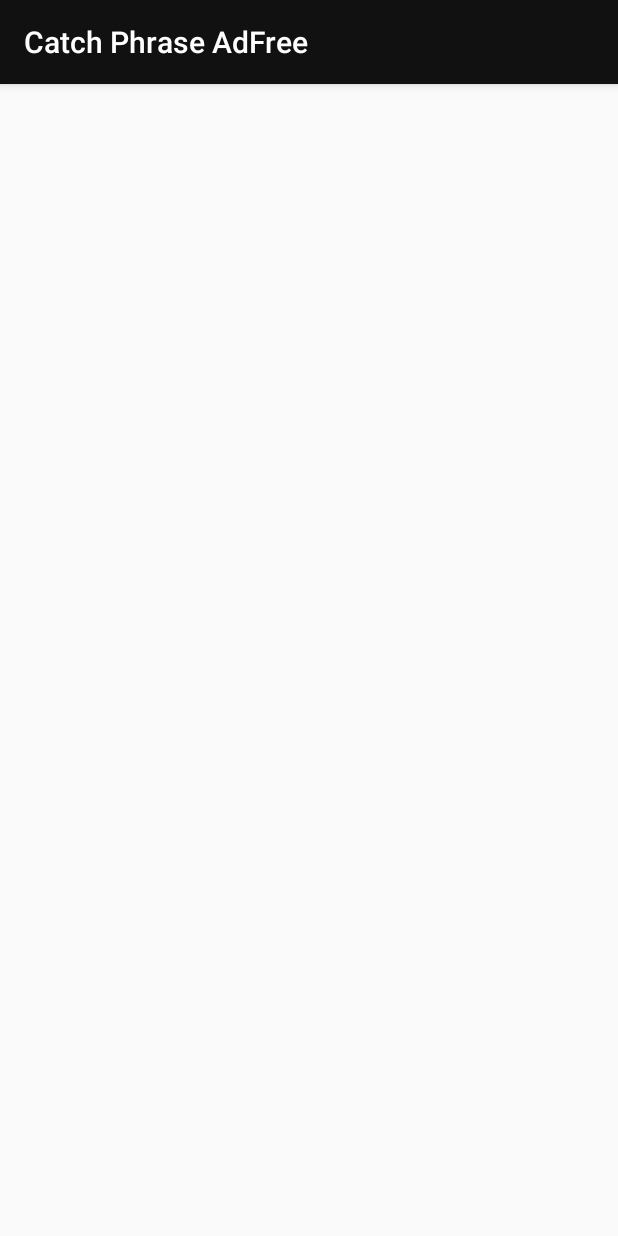
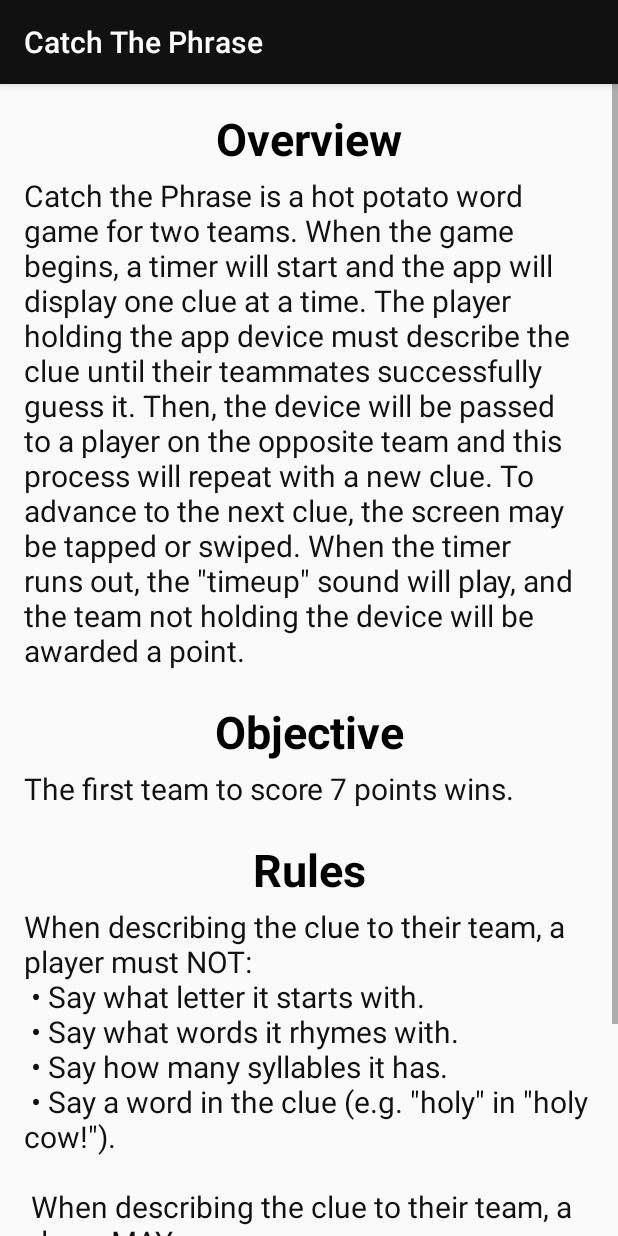
Before and after one commit to kwdiggs/catch_the_phrase, an Android app: the InstructionActivity screen opened directly, with no data from a screen before it, on a phone screen of 412 x 824 dp. Run offline under Robolectric (Android 15) with nearby library versions, the phone set to English and light mode, and no system bars.

Commit message:
add content to how-to-play activity

```diff
--- a/app/src/main/AndroidManifest.xml
+++ b/app/src/main/AndroidManifest.xml
@@ -23,7 +23,7 @@
             </intent-filter>
         </activity>
         <activity android:name=".ScoreboardActivity" />
-        <activity android:name=".Instructions"></activity>
+        <activity android:name=".InstructionActivity"></activity>
     </application>
 
 </manifest>
--- a/app/src/main/java/com/diggs/keenan/catchphraseadfree/Instructions.java
+++ b/app/src/main/java/com/diggs/keenan/catchphraseadfree/InstructionActivity.java
@@ -2,12 +2,14 @@ package com.diggs.keenan.catchphraseadfree;
 
 import android.support.v7.app.AppCompatActivity;
 import android.os.Bundle;
+import android.view.View;
 
-public class Instructions extends AppCompatActivity {
+public class InstructionActivity extends AppCompatActivity {
 
     @Override
     protected void onCreate(Bundle savedInstanceState) {
         super.onCreate(savedInstanceState);
-        setContentView(R.layout.activity_instructions);
+        setContentView(R.layout.activity_instruction);
     }
+
 }
--- a/app/src/main/java/com/diggs/keenan/catchphraseadfree/MainActivity.java
+++ b/app/src/main/java/com/diggs/keenan/catchphraseadfree/MainActivity.java
@@ -24,7 +24,7 @@ public class MainActivity extends AppCompatActivity {
     }
 
     public void showInstructions(View view) {
-        Intent intent = new Intent(this, ScoreboardActivity.class);
+        Intent intent = new Intent(this, InstructionActivity.class);
         startActivity(intent);
     }
 }
--- a/app/src/main/res/drawable/button_menu.xml
+++ b/app/src/main/res/drawable/button_menu.xml
@@ -17,7 +17,7 @@
     <item android:state_pressed="true">
         <shape android:shape="rectangle">
             <stroke
-                android:color="@color/black"
+                android:color="@color/colorPrimaryDark"
                 android:width="4dp" />
 
             <solid
--- /dev/null
+++ b/app/src/main/res/layout/activity_instruction.xml
@@ -0,0 +1,70 @@
+<?xml version="1.0" encoding="utf-8"?>
+
+<ScrollView
+    xmlns:android="http://schemas.android.com/apk/res/android"
+    android:layout_height="match_parent"
+    android:layout_width="match_parent">
+    <LinearLayout
+        xmlns:tools="http://schemas.android.com/tools"
+        android:orientation="vertical"
+        android:layout_width="fill_parent"
+        android:layout_height="fill_parent"
+        android:padding="16dp"
+        tools:context="com.diggs.keenan.catchphraseadfree.InstructionActivity">
+
+        <TextView
+            android:layout_width="fill_parent"
+            android:layout_height="wrap_content"
+            android:textAlignment="center"
+            android:layout_marginBottom="4dp"
+            android:text="@string/overview_heading"
+            android:textSize="30sp"
+            android:textColor="@color/colorPrimaryDark"
+            android:textStyle="bold"/>
+
+        <TextView
+            android:layout_width="fill_parent"
+            android:layout_height="wrap_content"
+            android:layout_marginBottom="20dp"
+            android:text="@string/overview"
+            android:textColor="@color/colorPrimary"
+            android:textSize="20sp"/>
+
+        <TextView
+            android:layout_width="fill_parent"
+            android:layout_height="wrap_content"
+            android:textAlignment="center"
+            android:layout_marginBottom="4dp"
+            android:text="@string/objective_heading"
+            android:textSize="30sp"
+            android:textColor="@color/colorPrimaryDark"
+            android:textStyle="bold" />
+
+        <TextView
+            android:layout_width="fill_parent"
+            android:layout_height="wrap_content"
+            android:layout_marginBottom="20dp"
+            android:text="@string/objective"
+            android:textColor="@color/colorPrimary"
+            android:textSize="20sp" />
+
+        <TextView
+            android:layout_width="fill_parent"
+            android:layout_height="wrap_content"
+            android:textAlignment="center"
+            android:layout_marginBottom="4dp"
+            android:text="@string/rules_heading"
+            android:textColor="@color/colorPrimaryDark"
+            android:textSize="30sp"
+            android:textStyle="bold"/>
+
+        <TextView
+            android:layout_width="fill_parent"
+            android:layout_height="wrap_content"
+            android:text="@string/rules"
+            android:textColor="@color/colorPrimary"
+            android:textSize="20sp" />
+
+
+    </LinearLayout>
+</ScrollView>
--- a/app/src/main/res/layout/activity_instructions.xml
+++ /dev/null
@@ -1,12 +0,0 @@
-<?xml version="1.0" encoding="utf-8"?>
-<RelativeLayout xmlns:android="http://schemas.android.com/apk/res/android"
-    xmlns:tools="http://schemas.android.com/tools"
-    android:layout_width="match_parent"
-    android:layout_height="match_parent"
-    android:paddingBottom="@dimen/activity_vertical_margin"
-    android:paddingLeft="@dimen/activity_horizontal_margin"
-    android:paddingRight="@dimen/activity_horizontal_margin"
-    android:paddingTop="@dimen/activity_vertical_margin"
-    tools:context="com.diggs.keenan.catchphraseadfree.Instructions">
-
-</RelativeLayout>
--- a/app/src/main/res/layout/activity_scoreboard.xml
+++ b/app/src/main/res/layout/activity_scoreboard.xml
@@ -18,7 +18,7 @@
         android:gravity="center"
         android:text="@string/award_point"
         android:textSize="30sp"
-        android:textColor="@color/black"
+        android:textColor="@color/colorPrimaryDark"
         android:textStyle="bold" />
 
     <Button android:id="@+id/team_one"
@@ -26,7 +26,7 @@
         android:layout_height="0dp"
         android:layout_weight="2"
         android:layout_below="@id/scoreboard_header"
-        android:layout_alignParentLeft="true"
+        android:layout_alignParentRight="true"
         android:background="@drawable/button_menu"
         android:text="@string/team_one"
         android:textSize="20sp"
--- a/app/src/main/res/values/colors.xml
+++ b/app/src/main/res/values/colors.xml
@@ -5,7 +5,6 @@
     <color name="colorAccent">#FF4081</color>
     <color name="background_color">#0099cc</color>
     <color name="black_overlay">#66000000</color>
-    <color name="black">#000000</color>
     <color name="white">#FFFFFF</color>
 
 </resources>
--- a/app/src/main/res/values/strings.xml
+++ b/app/src/main/res/values/strings.xml
@@ -1,5 +1,5 @@
 <resources>
-    <string name="app_name">Catch Phrase AdFree</string>
+    <string name="app_name">Catch The Phrase</string>
 
     <string name="play">New Game</string>
     <string name="how_to_play">How To Play</string>
@@ -10,4 +10,32 @@
     <string name="team_one">Team 1</string>
     <string name="team_two">Team 2</string>
 
+    <!-- Long How-To-Play strings for InstructionActivity -->
+    <string name="overview_heading">Overview</string>
+    <string name="overview">
+        Catch the Phrase is a hot potato word game for two teams. When the game begins, a timer will
+        start and the app will display one clue at a time. The player holding the app device must
+        describe the clue until their teammates successfully guess it. Then, the device will be
+        passed to a player on the opposite team and this process will repeat with a new clue. To
+        advance to the next clue, the screen may be tapped or swiped. When the timer runs out, the
+        \"timeup\" sound will play, and the team not holding the device will be awarded a point.
+    </string>
+    <string name="objective_heading">Objective</string>
+    <string name="objective">
+        The first team to score 7 points wins.
+    </string>
+    <string name="rules_heading">Rules</string>
+    <string name="rules">
+        When describing the clue to their team, a player must NOT:\n
+        &#8226; Say what letter it starts with.\n
+        &#8226; Say what words it rhymes with.\n
+        &#8226; Say how many syllables it has.\n
+        &#8226; Say a word in the clue (e.g. \"holy\" in \"holy cow!\").\n\n
+
+        When describing the clue to their team, a player MAY:\n
+        &#8226; Use body language and physical gestures.\n
+        &#8226; Use synonyms, so long as they don\'t rhyme.\n
+        &#8226; Say how many words are in a multi-word clue (e.g. 3 words in \"Kick the bucket\").
+    </string>
+
 </resources>
```
